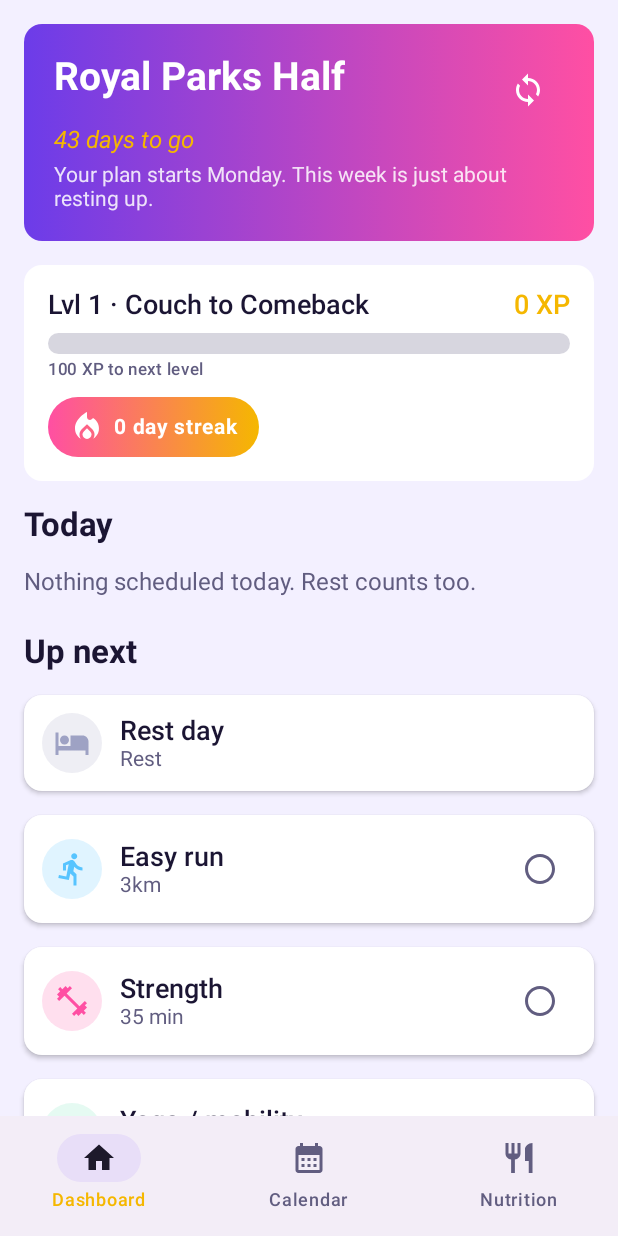
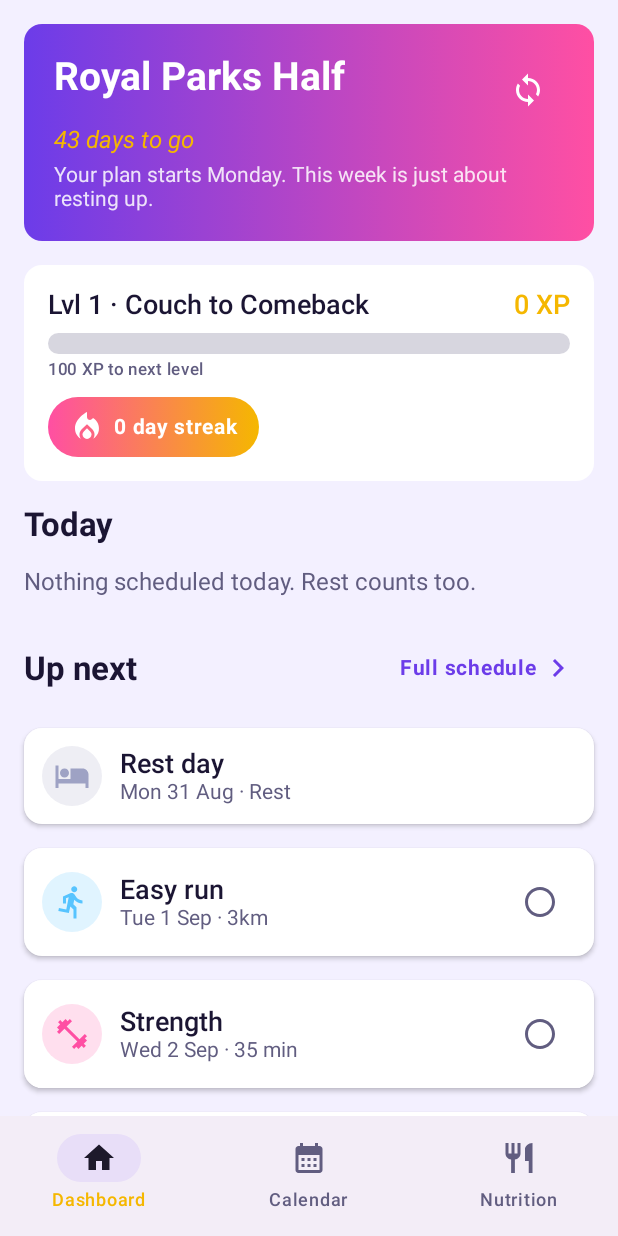
Before and after one commit to arualaura5/Claude-Work-Android-App, an Android app built with Jetpack Compose: the screen it shows after launch (MainActivity), on a phone screen of 412 x 824 dp. Run offline under Robolectric (Android 15) with nearby library versions, the phone set to English and light mode, and no system bars; our stand-ins replace Room's generated code, Shimmer; 1 statement that could not run was skipped.

Commit message:
Show the day on every session, and a Full schedule button on Dashboard
SessionCard only rendered title plus distance/duration, with no date at
all — so within a Calendar week block you couldn't tell Tuesday from
Sunday, and Up next was four undated rows. The subtitle now leads with
the day ("Tue 1 Sep · 5km"), which fixes it everywhere the card is used.
Rest days name their type rather than showing a bare date.

Added a "Full schedule" button on the Up next header, navigating to the
Calendar — a direct route from the Dashboard rather than relying on the
bottom nav.

```diff
--- a/app/src/main/java/com/laurasheehan/royalmiles/navigation/NavGraph.kt
+++ b/app/src/main/java/com/laurasheehan/royalmiles/navigation/NavGraph.kt
@@ -56,6 +56,7 @@ fun RoyalMilesNavHost(
                 viewModel = viewModel,
                 onOpenSession = { navController.navigate(Routes.session(it)) },
                 onOpenSync = { navController.navigate(Routes.SYNC) },
+                onOpenCalendar = { navController.navigate(Routes.CALENDAR) },
             )
         }
         composable(Routes.NUTRITION) {
--- a/app/src/main/java/com/laurasheehan/royalmiles/ui/components/SessionCard.kt
+++ b/app/src/main/java/com/laurasheehan/royalmiles/ui/components/SessionCard.kt
@@ -28,6 +28,10 @@ import androidx.compose.ui.text.style.TextDecoration
 import androidx.compose.ui.unit.dp
 import com.laurasheehan.royalmiles.data.SessionEntity
 import com.laurasheehan.royalmiles.ui.theme.ComebackGold
+import java.time.format.DateTimeFormatter
+
+/** e.g. "Tue 1 Sep" — the day matters as much as the distance when scanning a week. */
+private val cardDateFormat = DateTimeFormatter.ofPattern("EEE d MMM")
 
 @Composable
 fun SessionCard(
@@ -91,11 +95,13 @@ fun SessionCard(
 }
 
 private fun sessionSubtitle(session: SessionEntity): String {
-    val parts = mutableListOf<String>()
+    val parts = mutableListOf(session.date.format(cardDateFormat))
     session.targetDistanceKm?.let { parts.add("${formatKm(it)}km") }
     session.targetDurationMin?.let { parts.add("${it} min") }
     if (session.optional) parts.add("optional")
-    return if (parts.isEmpty()) session.type.label() else parts.joinToString(" · ")
+    // Rest days carry no distance or duration, so name the type rather than showing a bare date.
+    if (parts.size == 1) parts.add(session.type.label())
+    return parts.joinToString(" · ")
 }
 
 fun formatKm(value: Double): String =
--- a/app/src/main/java/com/laurasheehan/royalmiles/ui/dashboard/DashboardScreen.kt
+++ b/app/src/main/java/com/laurasheehan/royalmiles/ui/dashboard/DashboardScreen.kt
@@ -12,6 +12,7 @@ import androidx.compose.foundation.lazy.LazyColumn
 import androidx.compose.foundation.lazy.LazyRow
 import androidx.compose.foundation.lazy.items
 import androidx.compose.material.icons.Icons
+import androidx.compose.material.icons.filled.ChevronRight
 import androidx.compose.material.icons.filled.Sync
 import androidx.compose.material3.Card
 import androidx.compose.material3.CardDefaults
@@ -23,6 +24,7 @@ import androidx.compose.material3.Snackbar
 import androidx.compose.material3.SnackbarHost
 import androidx.compose.material3.SnackbarHostState
 import androidx.compose.material3.Text
+import androidx.compose.material3.TextButton
 import androidx.compose.runtime.Composable
 import androidx.compose.runtime.LaunchedEffect
 import androidx.compose.runtime.getValue
@@ -47,6 +49,7 @@ fun DashboardScreen(
     viewModel: DashboardViewModel,
     onOpenSession: (Long) -> Unit,
     onOpenSync: () -> Unit,
+    onOpenCalendar: () -> Unit,
 ) {
     val state by viewModel.uiState.collectAsStateWithLifecycle()
     val snackbarHostState = remember { SnackbarHostState() }
@@ -131,11 +134,23 @@ fun DashboardScreen(
             }
 
             item {
-                Text(
-                    "Up next",
-                    style = MaterialTheme.typography.titleLarge,
-                    modifier = Modifier.padding(top = 8.dp),
-                )
+                Row(
+                    modifier = Modifier
+                        .fillMaxWidth()
+                        .padding(top = 8.dp),
+                    horizontalArrangement = Arrangement.SpaceBetween,
+                    verticalAlignment = androidx.compose.ui.Alignment.CenterVertically,
+                ) {
+                    Text("Up next", style = MaterialTheme.typography.titleLarge)
+                    TextButton(onClick = onOpenCalendar) {
+                        Text("Full schedule")
+                        Icon(
+                            Icons.Filled.ChevronRight,
+                            contentDescription = null,
+                            modifier = Modifier.padding(start = 2.dp),
+                        )
+                    }
+                }
             }
             items(state.upNext, key = { it.id }) { session ->
                 SessionCard(
```
